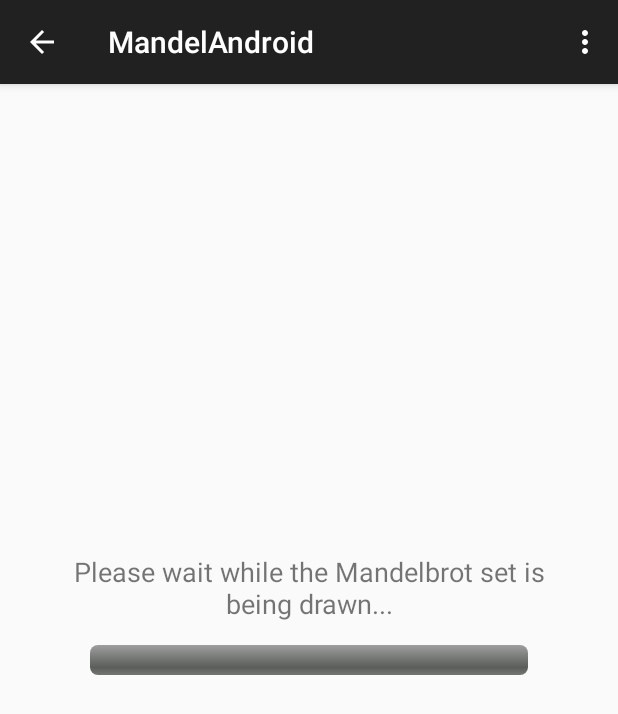
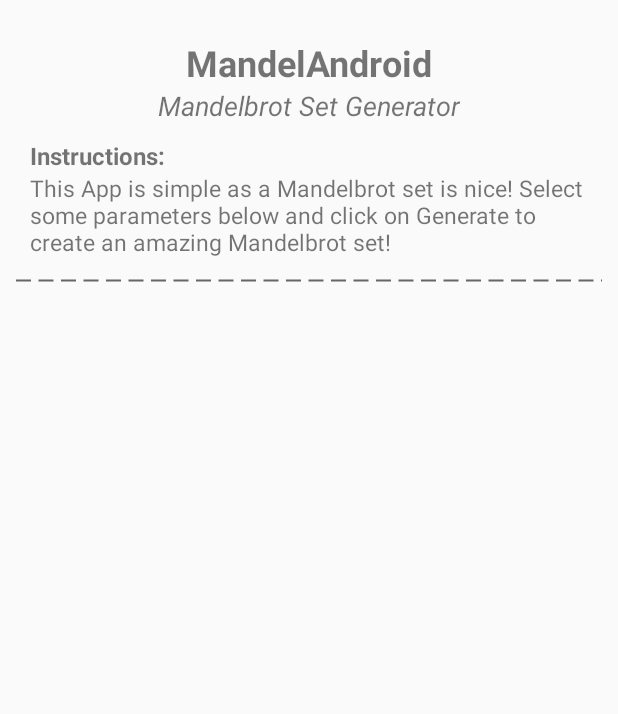
Before and after one commit to jbiral/MandelAndroid, an Android app: the screen it shows after launch (MandelbrotActivity before the commit, ChooseParametersActivity after it), on a phone screen of 412 x 824 dp. Shown: the top 714 px of the screen. Run offline under Robolectric (Android 15) with nearby library versions, the phone set to English and light mode, and no system bars.

Commit message:
Added Main Activity and changed the dotted line that does not render properly.

```diff
--- a/app/build.gradle
+++ b/app/build.gradle
@@ -1,13 +1,13 @@
 apply plugin: 'com.android.application'
 
 android {
-    compileSdkVersion 20
+    compileSdkVersion 21
     buildToolsVersion "20.0.0"
 
     defaultConfig {
         applicationId "com.julienbiral.mandelandroid"
         minSdkVersion 8
-        targetSdkVersion 20
+        targetSdkVersion 21
         versionCode 1
         versionName "1.0"
     }
--- a/app/src/main/AndroidManifest.xml
+++ b/app/src/main/AndroidManifest.xml
@@ -8,7 +8,7 @@
         android:label="@string/app_name"
         android:theme="@style/AppTheme" >
         <activity
-            android:name=".MandelbrotActivity"
+            android:name=".ChooseParametersActivity"
             android:label="@string/app_name" >
             <intent-filter>
                 <action android:name="android.intent.action.MAIN" />
@@ -16,6 +16,11 @@
                 <category android:name="android.intent.category.LAUNCHER" />
             </intent-filter>
         </activity>
+
+        <activity
+            android:name=".MandelbrotActivity"
+            android:label="@string/app_name" />
+
     </application>
 
 </manifest>
--- a/app/src/main/java/com/julienbiral/mandelandroid/ChooseParametersActivity.java
+++ b/app/src/main/java/com/julienbiral/mandelandroid/ChooseParametersActivity.java
@@ -8,5 +8,6 @@ public class ChooseParametersActivity extends Activity {
     @Override
     protected void onCreate(Bundle savedInstanceState) {
         super.onCreate(savedInstanceState);
+        setContentView(R.layout.choose_parameter_layout);
     }
 }
--- a/app/src/main/res/drawable-hdpi/dotted_line.xml
+++ b/app/src/main/res/drawable-hdpi/dotted_line.xml
@@ -4,7 +4,9 @@
     android:shape="line">
 
     <stroke
-        android:dashGap="1dp"
-        android:dashWidth="1dp" />
+        android:color="#666666"
+        android:width="1dp"
+        android:dashGap="5dp"
+        android:dashWidth="10dp" />
 
 </shape>
--- /dev/null
+++ b/app/src/main/res/layout/choose_parameter_layout.xml
@@ -0,0 +1,70 @@
+<?xml version="1.0" encoding="utf-8"?>
+
+<RelativeLayout
+    xmlns:android="http://schemas.android.com/apk/res/android"
+    android:layout_width="match_parent"
+    android:layout_height="match_parent">
+
+    <RelativeLayout
+        android:layout_width="match_parent"
+        android:layout_height="wrap_content"
+        android:layout_alignParentTop="true"
+        android:padding="10dp">
+
+        <TextView
+            android:id="@+id/tv_title"
+            android:layout_width="wrap_content"
+            android:layout_height="wrap_content"
+            android:layout_centerHorizontal="true"
+            android:layout_marginTop="15dp"
+            android:text="@string/app_name"
+            android:textSize="24sp"
+            android:textStyle="bold"/>
+
+        <TextView
+            android:id="@+id/tv_subtitle"
+            android:layout_width="wrap_content"
+            android:layout_height="wrap_content"
+            android:layout_below="@+id/tv_title"
+            android:layout_centerHorizontal="true"
+            android:paddingBottom="10dp"
+            android:text="Mandelbrot Set Generator"
+            android:textSize="18sp"
+            android:textStyle="italic"/>
+
+        <TextView
+            android:id="@+id/tv_instructions"
+            android:layout_width="wrap_content"
+            android:layout_height="wrap_content"
+            android:layout_below="@+id/tv_subtitle"
+            android:layout_alignParentStart="true"
+            android:layout_alignParentLeft="true"
+            android:paddingLeft="10dp"
+            android:text="Instructions:"
+            android:textSize="16sp"
+            android:textStyle="bold"/>
+
+        <TextView
+            android:id="@+id/tv_instructions_text"
+            android:layout_width="wrap_content"
+            android:layout_height="wrap_content"
+            android:layout_below="@+id/tv_instructions"
+            android:layout_alignParentStart="true"
+            android:layout_alignParentLeft="true"
+            android:paddingLeft="10dp"
+            android:paddingRight="10dp"
+            android:paddingBottom="10dp"
+            android:text="This App is simple as a Mandelbrot set is nice! Select some parameters below and click on Generate to create an amazing Mandelbrot set!"
+            android:gravity="fill_horizontal"
+            android:textSize="15sp"/>
+
+        <ImageView
+            android:layout_width="match_parent"
+            android:layout_height="10dp"
+            android:layout_below="@id/tv_instructions_text"
+            android:src="@drawable/dotted_line"/>
+
+
+    </RelativeLayout>
+
+</RelativeLayout>
```
Also changed, not shown: 1 other file.
